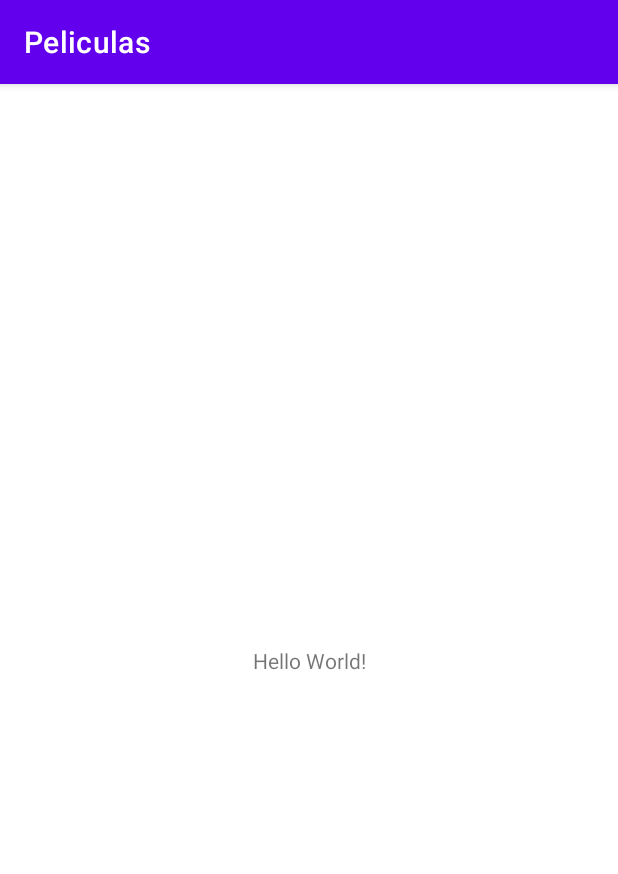
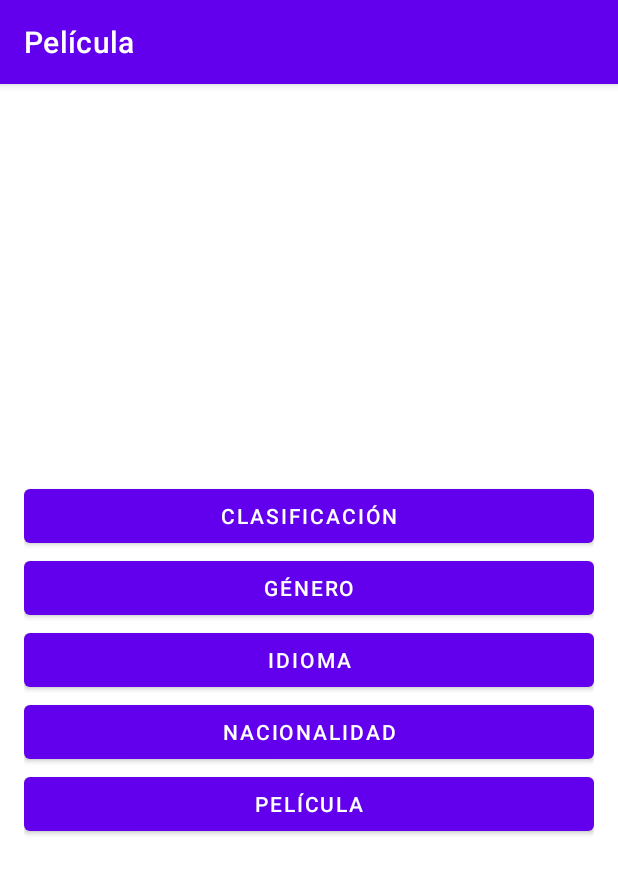
Before and after one commit to jxareas/Creacion-de-la-Interfaz, an Android app: the screen it shows after launch (MainActivity), on a phone screen of 412 x 824 dp. Shown: the top 874 px of the screen. Run offline under Robolectric (Android 15) with nearby library versions, the phone set to English and light mode, and no system bars; our stand-ins replace navigation-ui.

Commit message:
Configure Navigation

```diff
--- a/Peliculas/app/build.gradle
+++ b/Peliculas/app/build.gradle
@@ -44,6 +44,7 @@ dependencies {
     implementation 'androidx.appcompat:appcompat:1.4.1'
     implementation 'com.google.android.material:material:1.5.0'
     implementation 'androidx.constraintlayout:constraintlayout:2.1.3'
+    implementation 'androidx.legacy:legacy-support-v4:1.0.0'
     testImplementation 'junit:junit:4.13.2'
     androidTestImplementation 'androidx.test.ext:junit:1.1.3'
     androidTestImplementation 'androidx.test.espresso:espresso-core:3.4.0'
--- a/Peliculas/app/src/main/java/com/jonareas/peliculas/MainActivity.kt
+++ b/Peliculas/app/src/main/java/com/jonareas/peliculas/MainActivity.kt
@@ -2,10 +2,15 @@ package com.jonareas.peliculas
 
 import androidx.appcompat.app.AppCompatActivity
 import android.os.Bundle
+import androidx.navigation.ui.setupActionBarWithNavController
+import com.jonareas.peliculas.databinding.ActivityMainBinding
 
 class MainActivity : AppCompatActivity() {
+    private lateinit var binding : ActivityMainBinding
+
     override fun onCreate(savedInstanceState: Bundle?) {
         super.onCreate(savedInstanceState)
-        setContentView(R.layout.activity_main)
+        binding = ActivityMainBinding.inflate(layoutInflater)
+        setContentView(binding.root)
     }
 }
--- /dev/null
+++ b/Peliculas/app/src/main/java/com/jonareas/peliculas/view/MenuFragment.kt
@@ -0,0 +1,47 @@
+package com.jonareas.peliculas.view
+
+import android.os.Bundle
+import androidx.fragment.app.Fragment
+import android.view.LayoutInflater
+import android.view.View
+import android.view.ViewGroup
+import androidx.navigation.fragment.findNavController
+import com.jonareas.peliculas.R
+import com.jonareas.peliculas.databinding.FragmentMenuBinding
+
+
+class MenuFragment : Fragment() {
+
+    private lateinit var binding : FragmentMenuBinding
+
+    override fun onCreateView(
+        inflater: LayoutInflater, container: ViewGroup?,
+        savedInstanceState: Bundle?
+    ): View {
+        binding = FragmentMenuBinding.inflate(inflater, container, false)
+
+        binding.buttonClasificacion.setOnClickListener {
+            findNavController().navigate(R.id.action_clasificacion)
+        }
+
+        binding.buttonGenero.setOnClickListener {
+            findNavController().navigate(R.id.action_genero)
+        }
+
+        binding.buttonIdioma.setOnClickListener {
+            findNavController().navigate(R.id.action_idioma)
+        }
+
+        binding.buttonNacionalidad.setOnClickListener {
+            findNavController().navigate(R.id.action_nacionalidad)
+        }
+
+        binding.buttonPelicula.setOnClickListener {
+            findNavController().navigate(R.id.action_pelicula)
+        }
+
+        return binding.root
+    }
+
+
+}
--- a/Peliculas/app/src/main/res/layout/activity_main.xml
+++ b/Peliculas/app/src/main/res/layout/activity_main.xml
@@ -6,13 +6,13 @@
     android:layout_height="match_parent"
     tools:context=".MainActivity">
 
-    <TextView
-        android:layout_width="wrap_content"
-        android:layout_height="wrap_content"
-        android:text="Hello World!"
-        app:layout_constraintBottom_toBottomOf="parent"
-        app:layout_constraintLeft_toLeftOf="parent"
-        app:layout_constraintRight_toRightOf="parent"
-        app:layout_constraintTop_toTopOf="parent" />
 
+    <androidx.fragment.app.FragmentContainerView
+        android:id="@+id/nav_host_fragment_main"
+        android:name="androidx.navigation.fragment.NavHostFragment"
+        android:layout_width="match_parent"
+        android:layout_height="match_parent"
+        app:defaultNavHost="true"
+        app:navGraph="@navigation/nav_graph"
+ />
 </androidx.constraintlayout.widget.ConstraintLayout>
--- /dev/null
+++ b/Peliculas/app/src/main/res/layout/fragment_menu.xml
@@ -0,0 +1,49 @@
+<?xml version="1.0" encoding="utf-8"?>
+<LinearLayout
+    xmlns:android="http://schemas.android.com/apk/res/android"
+    xmlns:tools="http://schemas.android.com/tools"
+    android:layout_width="match_parent"
+    android:layout_height="match_parent"
+    android:layout_marginHorizontal="@dimen/margin_standard"
+    android:orientation="vertical"
+    android:gravity="center"
+    tools:context=".view.MenuFragment">
+
+    <Button
+        android:id="@+id/button_clasificacion"
+        android:layout_width="match_parent"
+        android:layout_height="wrap_content"
+        android:text="@string/clasificacion"
+        />
+
+    <Button
+        android:id="@+id/button_genero"
+        android:layout_width="match_parent"
+        android:layout_height="wrap_content"
+        android:text="@string/genero"
+        />
+
+    <Button
+        android:id="@+id/button_idioma"
+        android:layout_width="match_parent"
+        android:layout_height="wrap_content"
+        android:text="@string/idioma"
+        />
+
+    <Button
+        android:id="@+id/button_nacionalidad"
+        android:layout_width="match_parent"
+        android:layout_height="wrap_content"
+        android:text="@string/nacionalidad"
+        />
+
+    <Button
+        android:id="@+id/button_pelicula"
+        android:layout_width="match_parent"
+        android:layout_height="wrap_content"
+        android:text="@string/pelicula"
+        />
+
+
+
+</LinearLayout>
--- /dev/null
+++ b/Peliculas/app/src/main/res/navigation/nav_graph.xml
@@ -0,0 +1,54 @@
+<?xml version="1.0" encoding="utf-8"?>
+<navigation xmlns:android="http://schemas.android.com/apk/res/android"
+    xmlns:app="http://schemas.android.com/apk/res-auto"
+    xmlns:tools="http://schemas.android.com/tools"
+    android:id="@+id/nav_graph"
+    app:startDestination="@id/menuFragment">
+
+    <fragment
+        android:id="@+id/menuFragment"
+        android:name="com.jonareas.peliculas.view.MenuFragment"
+        android:label="fragment_menu"
+        tools:layout="@layout/fragment_menu" >
+        <action
+            android:id="@+id/action_clasificacion"
+            app:destination="@id/clasificacionFragment" />
+        <action
+            android:id="@+id/action_genero"
+            app:destination="@id/generoFragment" />
+        <action
+            android:id="@+id/action_idioma"
+            app:destination="@id/idiomaFragment" />
+        <action
+            android:id="@+id/action_pelicula"
+            app:destination="@id/peliculaFragment" />
+        <action
+            android:id="@+id/action_nacionalidad"
+            app:destination="@id/nacionalidadFragment" />
+    </fragment>
+    <fragment
+        android:id="@+id/clasificacionFragment"
+        android:name="com.jonareas.peliculas.view.ClasificacionFragment"
+        android:label="fragment_clasificacion"
+        tools:layout="@layout/fragment_clasificacion" />
+    <fragment
+        android:id="@+id/generoFragment"
+        android:name="com.jonareas.peliculas.view.GeneroFragment"
+        android:label="fragment_genero"
+        tools:layout="@layout/fragment_genero" />
+    <fragment
+        android:id="@+id/idiomaFragment"
+        android:name="com.jonareas.peliculas.view.IdiomaFragment"
+        android:label="fragment_idioma"
+        tools:layout="@layout/fragment_idioma" />
+    <fragment
+        android:id="@+id/peliculaFragment"
+        android:name="com.jonareas.peliculas.view.PeliculaFragment"
+        android:label="fragment_pelicula"
+        tools:layout="@layout/fragment_pelicula" />
+    <fragment
+        android:id="@+id/nacionalidadFragment"
+        android:name="com.jonareas.peliculas.view.NacionalidadFragment"
+        android:label="fragment_nacionalidad"
+        tools:layout="@layout/fragment_nacionalidad" />
+</navigation>
--- /dev/null
+++ b/Peliculas/app/src/main/res/values/dimens.xml
@@ -0,0 +1,4 @@
+<?xml version="1.0" encoding="utf-8"?>
+<resources>
+    <dimen name="margin_standard">16dp</dimen>
+</resources>
--- a/Peliculas/app/src/main/res/values/strings.xml
+++ b/Peliculas/app/src/main/res/values/strings.xml
@@ -1,3 +1,10 @@
 <resources>
-    <string name="app_name">Peliculas</string>
+    <string name="app_name">@string/pelicula</string>
+    <!-- TODO: Remove or change this placeholder text -->
+    <string name="hello_blank_fragment">Hello blank fragment</string>
+    <string name="clasificacion">Clasificación</string>
+    <string name="genero">Género</string>
+    <string name="idioma">Idioma</string>
+    <string name="nacionalidad">Nacionalidad</string>
+    <string name="pelicula">Película</string>
 </resources>
```
Also changed, not shown: Peliculas/app/src/main/java/com/jonareas/peliculas/view/ClasificacionFragment.kt (added, +25 -0 lines), Peliculas/app/src/main/java/com/jonareas/peliculas/view/GeneroFragment.kt (added, +23 -0 lines), Peliculas/app/src/main/java/com/jonareas/peliculas/view/IdiomaFragment.kt (added, +22 -0 lines), Peliculas/app/src/main/java/com/jonareas/peliculas/view/NacionalidadFragment.kt (added, +24 -0 lines), Peliculas/app/src/main/java/com/jonareas/peliculas/view/PeliculaFragment.kt (added, +22 -0 lines), Peliculas/app/src/main/res/layout/fragment_clasificacion.xml (added, +16 -0 lines), Peliculas/app/src/main/res/layout/fragment_genero.xml (added, +15 -0 lines), Peliculas/app/src/main/res/layout/fragment_idioma.xml (added, +15 -0 lines), Peliculas/app/src/main/res/layout/fragment_nacionalidad.xml (added, +15 -0 lines), Peliculas/app/src/main/res/layout/fragment_pelicula.xml (added, +14 -0 lines).
